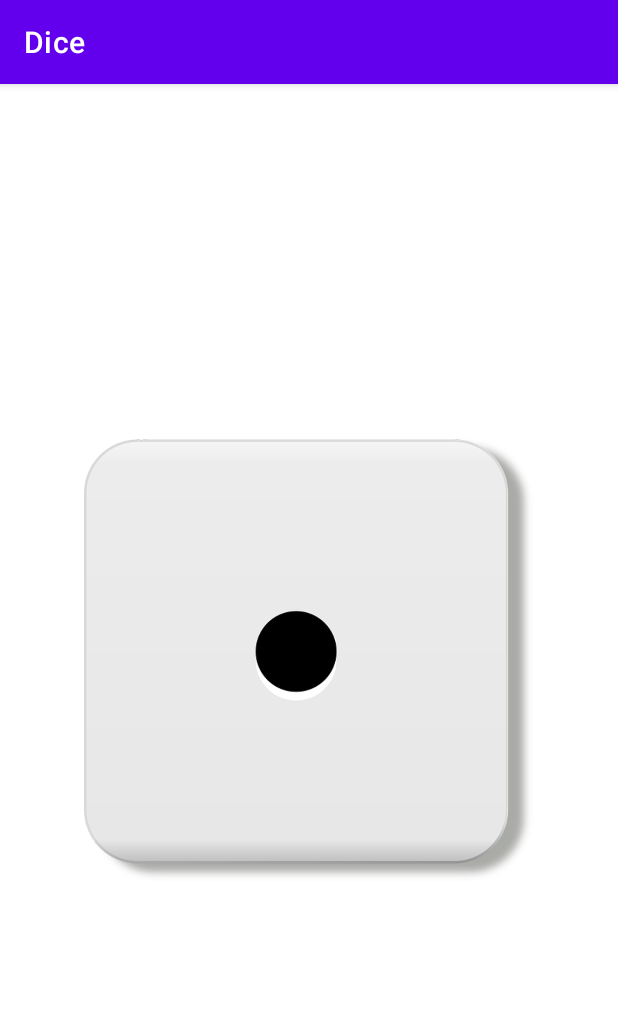
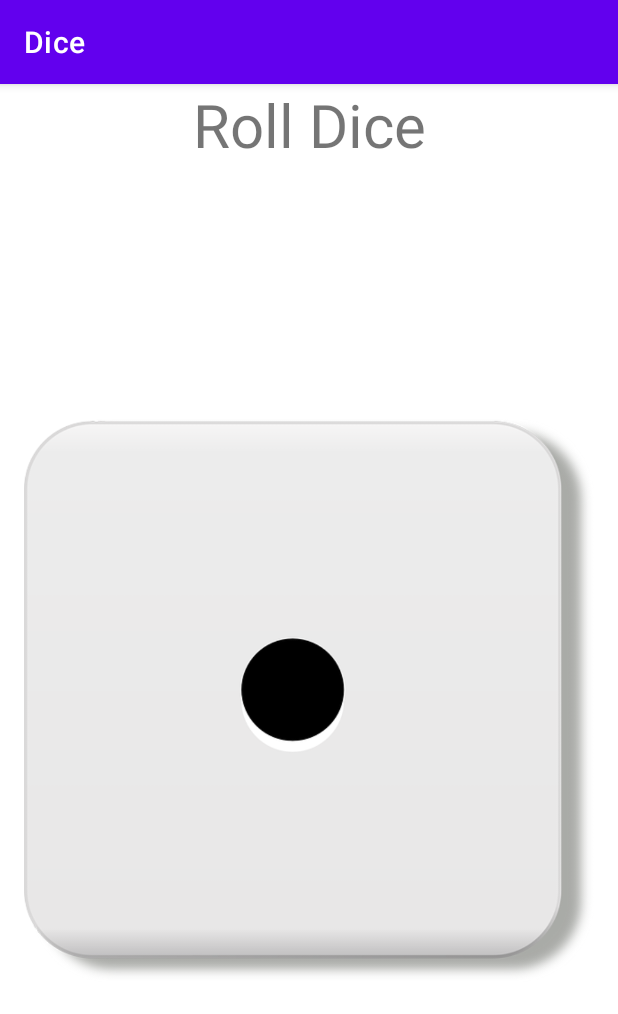
Before and after one commit to AlexIll/Dice, an Android app: the screen it shows after launch (MainActivity), on a phone screen of 412 x 824 dp. Shown: the top 1014 px of the screen. Run offline under Robolectric (Android 15) with nearby library versions, the phone set to English and light mode, and no system bars.

Commit message:
added textview

```diff
--- a/app/src/main/java/com/example/dice/MainActivity.java
+++ b/app/src/main/java/com/example/dice/MainActivity.java
@@ -1,15 +1,21 @@
 package com.example.dice;
+
 
 import android.os.Bundle;
 import android.view.View;
 import android.widget.ImageView;
+import android.widget.TextView;
 
 import androidx.appcompat.app.AppCompatActivity;
 
 import java.util.Random;
 public class MainActivity extends AppCompatActivity {
+
     private ImageView imageViewDice;
     private Random rng = new Random();
+
+
+
     @Override
     protected void onCreate(Bundle savedInstanceState) {
         super.onCreate(savedInstanceState);
@@ -24,24 +30,31 @@ public class MainActivity extends AppCompatActivity {
     }
     private void rollDice() {
         int randomNumber = rng.nextInt(6) + 1;
+        TextView textView = (TextView) findViewById(R.id.diceText);
         switch (randomNumber) {
             case 1:
                 imageViewDice.setImageResource(R.drawable.dice1);
+                textView.setText("You Rolled One");
                 break;
             case 2:
                 imageViewDice.setImageResource(R.drawable.dice2);
+                textView.setText("You Rolled Two");
                 break;
             case 3:
                 imageViewDice.setImageResource(R.drawable.dice3);
+                textView.setText("You Rolled Three");
                 break;
             case 4:
                 imageViewDice.setImageResource(R.drawable.dice4);
+                textView.setText("You Rolled Four");
                 break;
             case 5:
                 imageViewDice.setImageResource(R.drawable.dice5);
+                textView.setText("You Rolled Five");
                 break;
             case 6:
                 imageViewDice.setImageResource(R.drawable.dice6);
+                textView.setText("You Rolled Six");
                 break;
         }
     }
--- a/app/src/main/res/layout/activity_main.xml
+++ b/app/src/main/res/layout/activity_main.xml
@@ -6,14 +6,38 @@
     android:layout_height="match_parent"
     tools:context=".MainActivity">
 
+
+    <LinearLayout
+        android:layout_width="match_parent"
+        android:layout_height="match_parent"
+        android:paddingLeft="16dp"
+        android:paddingRight="16dp"
+        android:orientation="vertical" >
+
+        <TextView
+            android:id="@+id/diceText"
+            android:layout_width="fill_parent"
+            android:layout_height="wrap_content"
+            android:gravity="center_horizontal"
+            android:text="Roll Dice"
+            android:textSize="40sp" />
+
         <ImageView
             android:id="@+id/image_view_dice"
-        android:layout_width="300dp"
-        android:layout_height="300dp"
+            android:layout_width="fill_parent"
+            android:layout_height="fill_parent"
             android:src="@drawable/dice1"
             app:layout_constraintBottom_toBottomOf="parent"
             app:layout_constraintLeft_toLeftOf="parent"
             app:layout_constraintRight_toRightOf="parent"
             app:layout_constraintTop_toTopOf="parent" />
 
+    </LinearLayout>
+
+
+
+
+
+
+
 </androidx.constraintlayout.widget.ConstraintLayout>
```
Lines whose indentation alone changed are shown as unchanged.
